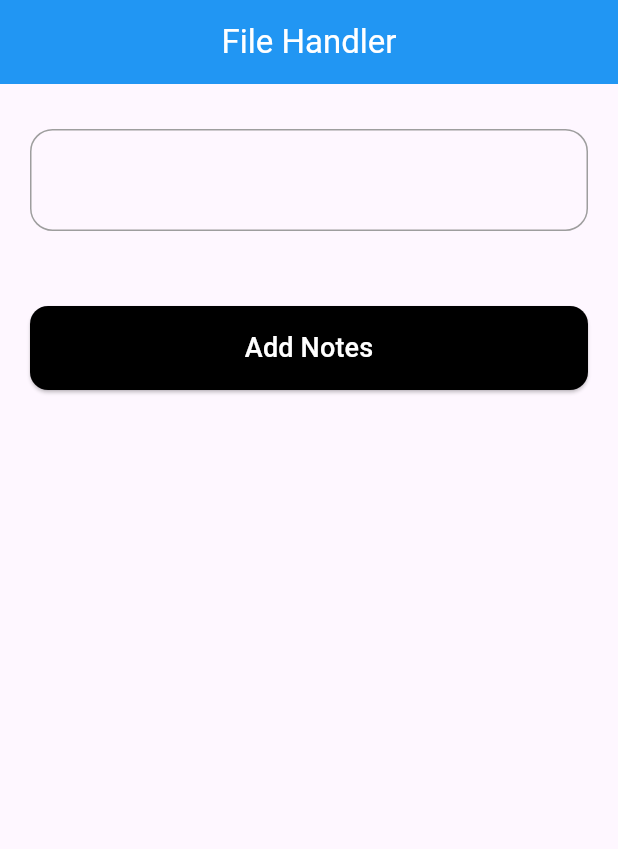
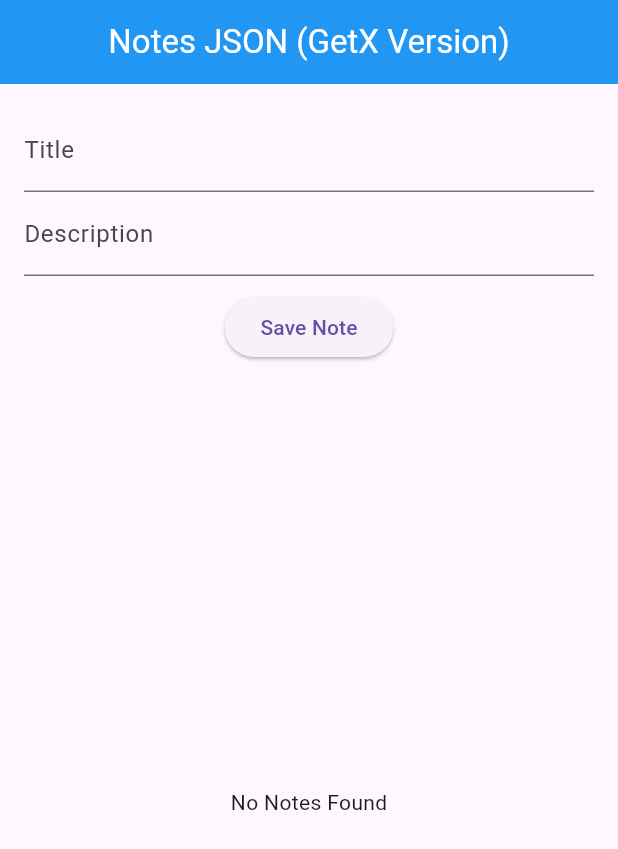
Before and after one commit to OwaisRaza1941/Local-Storage-and-Persistence, a Flutter app: the screen it shows after launch, on a phone screen of 412 x 824 dp. Shown: the top 849 px of the screen. Run offline on Flutter 3.47's test engine with Material 3 defaults, Android fonts, the light colour scheme and no system bars; our stand-ins replace get, permission_handler, shared_preferences, sqflite; accounts and stored records are empty.

Commit message:
File Handling

```diff
--- a/file_handling/lib/controller/file_controller.dart
+++ b/file_handling/lib/controller/file_controller.dart
@@ -1,22 +1,31 @@
+import 'package:file_handling/data/local/file_handler.dart';
+import 'package:file_handling/models/notes_models.dart';
 import 'package:file_handling/utils/permission_helper.dart';
 import 'package:get/get.dart';
-import 'package:file_handling/data/local/file_handler.dart';
 
-class FileController extends GetxController {
-  var noteText = ''.obs; // reactive variable for showing text
+class NotesController extends GetxController {
+  RxList<NotesModel> allNotes = <NotesModel>[].obs;
 
-  Future<void> saveText({required String text}) async {
-    await FileHandler.instance.writeData(text);
+  final FileHandler fileHandler = FileHandler.getInstance;
+
+  Future<void> loadData() async {
+    final data = await fileHandler.readData();
+    allNotes.value = data;
   }
 
-  Future<void> readText() async {
-    String data = await FileHandler.instance.readData();
-    noteText.value = data;
+  Future<void> saveNotes({required String mTitle, required String mDes}) async {
+    if (mTitle.isEmpty || mDes.isEmpty) return;
+
+    final note = NotesModel(title: mTitle, description: mDes);
+
+    await fileHandler.writeData(note: note);
+    await loadData();
   }
 
   @override
-  void onInit() {
+  Future<void> onInit() async {
     super.onInit();
-    requestPermission();
+    await requeestPermission();
+    await loadData();
   }
 }
--- a/file_handling/lib/data/local/file_handler.dart
+++ b/file_handling/lib/data/local/file_handler.dart
@@ -1,40 +1,77 @@
+import 'dart:convert';
 import 'dart:io';
-
+import 'package:file_handling/models/notes_models.dart';
 import 'package:path_provider/path_provider.dart';
 
 class FileHandler {
-  FileHandler._(); // Private constructor
-  static final FileHandler instance = FileHandler._();
+  /// singletone
+  FileHandler._();
 
-  Future<String> getFilePath() async {
-    final directory = await getApplicationDocumentsDirectory();
-    return directory.path;
+  // List<NotesModel> notes = [];
+
+  static final FileHandler getInstance = FileHandler._();
+
+  /// getLocalPath
+  Future<Directory> getLocalPath() async {
+    Directory? directory = await getDownloadsDirectory();
+    if (await directory!.exists()) {
+      directory.create(recursive: true);
+    }
+    return directory;
   }
 
+  /// getLoclFile
   Future<File> getLocalFile() async {
-    final path = await getFilePath();
-    return File('$path/notes.txt');
+    final path = await getLocalPath();
+    return File("${path.path}/note.json.txt");
   }
 
-  Future<void> writeData(String content) async {
-    final file = await getLocalFile();
-    await file.writeAsString(content);
-  }
-
-  Future<String> readData() async {
+  /// writeData
+  Future<void> writeData({required NotesModel note}) async {
     try {
       final file = await getLocalFile();
-      String contents = await file.readAsString();
-      return contents;
+
+      List<NotesModel> oldNotes = await readData();
+      oldNotes.add(note);
+
+      List<Map<String, dynamic>> notesMap = oldNotes
+          .map((n) => n.toJson())
+          .toList();
+
+      await file.writeAsString(jsonEncode(notesMap));
+      print("✅ Saved successfully at: ${file.path}");
     } catch (e) {
-      return 'Error: $e';
+      print("❌ Error while writing file: $e");
     }
   }
 
-  Future<void> deleteFile() async {
-    final file = await getLocalFile();
-    if (await file.exists()) {
-      await file.delete();
+  /// Read Data
+  Future<List<NotesModel>> readData() async {
+    try {
+      final file = await getLocalFile();
+      if (!await file.exists()) {
+        return [];
+      }
+
+      String content = await file.readAsString();
+
+      if (content.isEmpty) {
+        return [];
+      }
+
+      List<dynamic> jsonList = jsonDecode(content);
+
+      return jsonList.map((json) => NotesModel.fromJson(json)).toList();
+    } catch (e) {
+      print("❌ Error while reading file: $e");
+      return [];
     }
   }
+
+  //   //   Future<void> deleteFile() async {
+  //   //     final file = await getLocalFile();
+  //   //     if (await file.exists()) {
+  //   //       await file.delete();
+  //   //     }
+  //   //   }
 }
--- a/file_handling/lib/main.dart
+++ b/file_handling/lib/main.dart
@@ -1,4 +1,4 @@
-import 'package:file_handling/views/home_screen_two.dart';
+import 'package:file_handling/views/note_screen.dart';
 import 'package:flutter/material.dart';
 
 void main() {
@@ -10,9 +10,6 @@ class MyApp extends StatelessWidget {
 
   @override
   Widget build(BuildContext context) {
-    return MaterialApp(
-      debugShowCheckedModeBanner: false,
-      home: HomeScreenTwo(),
-    );
+    return MaterialApp(debugShowCheckedModeBanner: false, home: NotesScreen());
   }
 }
--- /dev/null
+++ b/file_handling/lib/models/notes_models.dart
@@ -0,0 +1,15 @@
+class NotesModel {
+  String? title;
+  String? description;
+
+  NotesModel({required this.title, required this.description});
+
+  Map<String, dynamic> toJson() {
+    return {"title": title, "description": description};
+  }
+
+
+  factory NotesModel.fromJson(Map<String, dynamic> json) {
+    return NotesModel(title: json["title"], description: json["description"]);
+  }
+}
--- a/file_handling/lib/utils/permission_helper.dart
+++ b/file_handling/lib/utils/permission_helper.dart
@@ -1,6 +1,11 @@
 import 'package:permission_handler/permission_handler.dart';
 
-requestPermission() async {
+Future<void> requeestPermission() async {
   await Permission.storage.request();
   await Permission.photos.request();
 }
+
+// requestPermission() async {
+//   await Permission.storage.request();
+//   await Permission.photos.request();
+// }
--- a/file_handling/lib/views/home_screen_two.dart
+++ /dev/null
@@ -1,139 +0,0 @@
-import 'package:file_handling/components/custom_button.dart';
-import 'package:file_handling/components/home_fields.dart';
-import 'package:file_handling/constants/styles.dart';
-import 'package:file_handling/controller/file_controller.dart';
-import 'package:flutter/material.dart';
-import 'package:get/get.dart';
-
-class HomeScreenTwo extends StatelessWidget {
-  HomeScreenTwo({super.key});
-
-  final TextEditingController tileController = TextEditingController();
-  final TextEditingController desController = TextEditingController();
-
-  final FileController controller = Get.put(FileController());
-
-  @override
-  Widget build(BuildContext context) {
-    return GestureDetector(
-      onTap: () {
-        Focus.of(context).unfocus();
-      },
-      child: Scaffold(
-        appBar: AppBar(
-          backgroundColor: Colors.blue,
-          title: Text("File Handler", style: TextStyle(color: Colors.white)),
-          centerTitle: true,
-        ),
-        body: Padding(
-          padding: EdgeInsets.symmetric(horizontal: 20, vertical: 30),
-          child: Center(
-            child: Column(
-              mainAxisAlignment: MainAxisAlignment.start,
-              crossAxisAlignment: CrossAxisAlignment.start,
-              children: [
-                Container(
-                  width: double.infinity,
-                  padding: EdgeInsets.all(20),
-                  decoration: Styles.containerDecoration,
-                  child: Column(
-                    crossAxisAlignment: CrossAxisAlignment.start,
-                    children: [
-                      Obx(
-                        () => Text(
-                          controller.noteText.value,
-                          style: TextStyle(fontSize: 18),
-                        ),
-                      ),
-                    ],
-                  ),
-                ),
-
-                SizedBox(height: 50),
-
-                CustomButtons(
-                  btnText: "Add Notes",
-                  onPressed: () {
-                    showModalBottomSheet(
-                      backgroundColor: Color.fromARGB(255, 255, 30, 210),
-                      context: context,
-                      builder: (context) {
-                        return Padding(
-                          padding: EdgeInsets.symmetric(
-                            horizontal: 20,
-                            vertical: 30,
-                          ),
-                          child: Column(
-                            mainAxisSize: MainAxisSize.min,
-                            mainAxisAlignment: MainAxisAlignment.end,
-                            crossAxisAlignment: CrossAxisAlignment.end,
-                            children: [
-                              homeFields(
-                                hinText: "Title",
-                                labelText: "Add your title",
-                                controller: tileController,
-                              ),
-                              SizedBox(height: 20),
-                              homeFields(
-                                hinText: "Description",
-                                labelText: "Add your Description",
-                                maxlines: 5,
-                                controller: desController,
-                              ),
-                              SizedBox(height: 20),
-                              CustomButtons(
-                                btnText: "Save",
-                                onPressed: () async {
-                                  // agar dono fields empty hain
-                                  if (tileController.text.isEmpty &&
-                                      desController.text.isEmpty) {
-                                    ScaffoldMessenger.of(context).showSnackBar(
-                                      SnackBar(
-                                        content: Text(
-                                          "Please fill all required fields!",
-                                        ),
-                                      ),
-                                    );
-                                    return; // 👈 ye line imp hai — niche ka code ab execute nahi hoga
-                                  }
-
-                                  // agar filled hain tabhi save kare
-                                  await controller.saveText(
-                                    text:
-                                        "${tileController.text}\n${desController.text}",
-                                  );
-
-                                  tileController.clear();
-                                  desController.clear();
-
-                                  ScaffoldMessenger.of(context).showSnackBar(
-                                    SnackBar(
-                                      content: Text("Note saved successfully!"),
-                                    ),
-                                  );
-                                },
-                              ),
-
-                              SizedBox(height: 10),
-                              CustomButtons(
-                                btnText: "Read Files",
-                                onPressed: () async {
-                                  await controller.readText();
-                                  Navigator.pop(context);
-                                },
-                              ),
-                            ],
-                          ),
-                        );
-                      },
-                    );
-                  },
-                ),
-              ],
-            ),
-          ),
-        ),
-      ),
-    );
-  }
-}
--- /dev/null
+++ b/file_handling/lib/views/note_screen.dart
@@ -0,0 +1,69 @@
+import 'package:file_handling/controller/file_controller.dart';
+import 'package:flutter/material.dart';
+import 'package:get/get.dart';
+
+class NotesScreen extends StatelessWidget {
+  NotesScreen({super.key});
+
+  final NotesController controller = Get.put(NotesController());
+  final TextEditingController titleController = TextEditingController();
+  final TextEditingController desController = TextEditingController();
+
+  @override
+  Widget build(BuildContext context) {
+    return Scaffold(
+      appBar: AppBar(
+        backgroundColor: Colors.blue,
+        foregroundColor: Colors.white,
+        title: Text("Notes JSON (GetX Version)"),
+        centerTitle: true,
+      ),
+      body: Padding(
+        padding: EdgeInsets.all(16.0),
+        child: Column(
+          children: [
+            TextField(
+              controller: titleController,
+              decoration: InputDecoration(labelText: "Title"),
+            ),
+            TextField(
+              controller: desController,
+              decoration: InputDecoration(labelText: "Description"),
+            ),
+            SizedBox(height: 10),
+            ElevatedButton(
+              onPressed: () async {
+                await controller.saveNotes(
+                  mTitle: titleController.text,
+                  mDes: desController.text,
+                );
+                titleController.clear();
+                desController.clear();
+              },
+              child: Text("Save Note"),
+            ),
+            SizedBox(height: 20),
+
+            Expanded(
+              child: Obx(() {
+                if (controller.allNotes.isEmpty) {
+                  return Center(child: Text("No Notes Found"));
+                }
+                return ListView.builder(
+                  itemCount: controller.allNotes.length,
+                  itemBuilder: (context, index) {
+                    final note = controller.allNotes[index];
+                    return ListTile(
+                      title: Text(note.title ?? ""),
+                      subtitle: Text(note.description ?? ""),
+                    );
+                  },
+                );
+              }),
+            ),
+          ],
+        ),
+      ),
+    );
+  }
+}
```
Also changed, not shown: file_handling/flutter_01.png (added).
